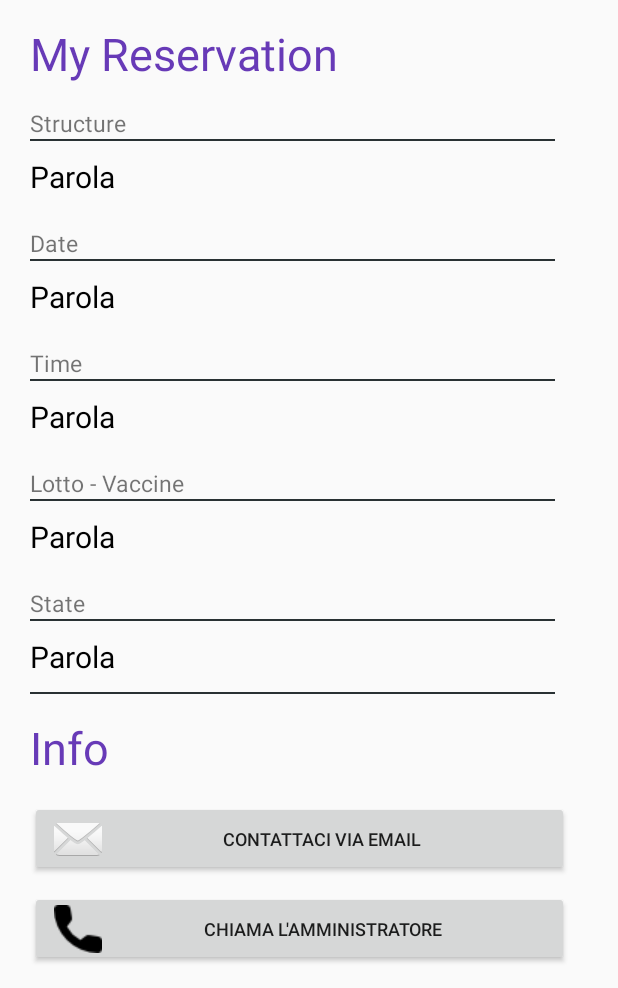
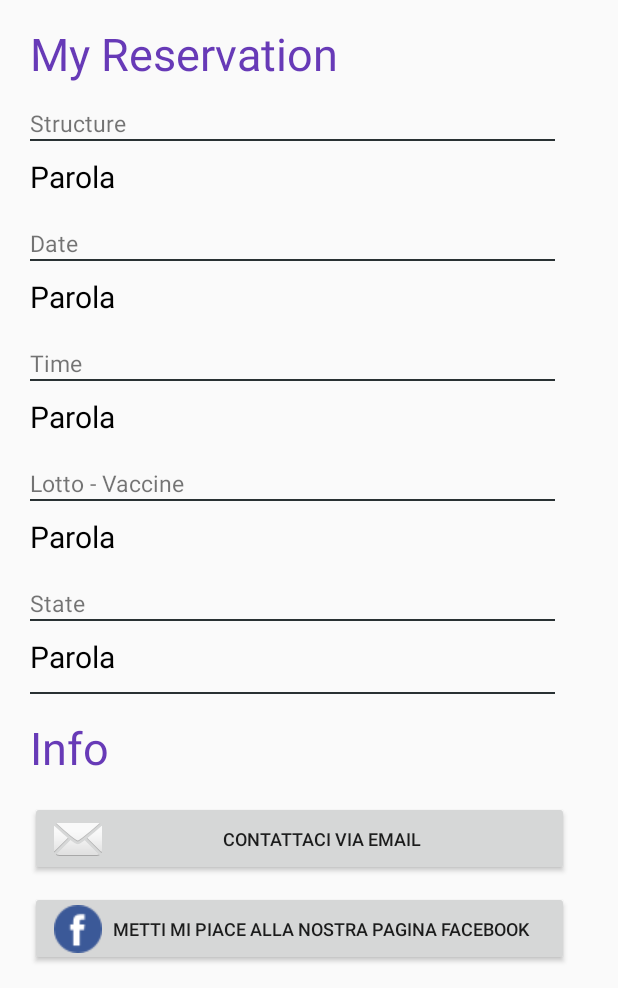
Before and after one commit to pacovalentino/progectSAD-App-Android, an Android app: the fragment HomeFragment shown on its own in the app's theme, after a tap on "CONTATTACI VIA EMAIL", on a phone screen of 412 x 824 dp, the part 248-1236 px from its top. Run offline under Robolectric (Android 15) with nearby library versions, the phone set to English and light mode, and no system bars; 2 statements that could not run were skipped.

Commit message:
+ update home page with widget

```diff
--- a/app/src/main/java/com/example/restdemo/LoginActivity.java
+++ b/app/src/main/java/com/example/restdemo/LoginActivity.java
@@ -165,7 +165,8 @@ public class LoginActivity extends AppCompatActivity {
                                                                     jsonObject2.getString("time"),
                                                                     jsonObject2.getString("batch_id"),
                                                                     jsonObject2.getString("name"),
-                                                                    jsonObject2.getString("state")
+                                                                    jsonObject2.getString("state"),
+                                                                    jsonObject2.getString("phone_number")
                                                             );
                                                             Log.e("reservation stru:", reservation.getStruttura());
 
--- a/app/src/main/java/com/example/restdemo/ui/home/HomeFragment.java
+++ b/app/src/main/java/com/example/restdemo/ui/home/HomeFragment.java
@@ -23,7 +23,7 @@ import response.Reservation;
 public class HomeFragment extends Fragment {
 
     TextView tV1, tV2,tV3,tV4,tV5,textView;
-    LinearLayout linearLayout;
+    LinearLayout linearLayout,linearLayoutinfo;
     Button b1,b2,b3,b4;
 
     public View onCreateView(@NonNull LayoutInflater inflater,
@@ -43,13 +43,15 @@ public class HomeFragment extends Fragment {
         b3=root.findViewById(R.id.bWeb);
         b4=root.findViewById(R.id.bFacebook);
         linearLayout=root.findViewById(R.id.idlayout);
+        linearLayoutinfo=root.findViewById(R.id.idlayoutbottoni);
 
         String a = (String) getActivity().getIntent().getSerializableExtra("var");
+        final Reservation reservation = (Reservation) getActivity().getIntent().getSerializableExtra("get_reservation_by_mail");
 
         Log.e("variabile a",a);
         if(a.equals("addio")) {
 
-            Reservation reservation = (Reservation) getActivity().getIntent().getSerializableExtra("get_reservation_by_mail");
+
             tV1.setText(reservation.getStruttura());
             tV2.setText(reservation.getData());
             tV3.setText(reservation.getTime());
@@ -65,13 +67,16 @@ public class HomeFragment extends Fragment {
             params.width=0;
             linearLayout.setLayoutParams(params);
             linearLayout.setVisibility(View.INVISIBLE);
+            linearLayoutinfo.setLayoutParams(params);
+            linearLayoutinfo.setVisibility(View.INVISIBLE);
+
         }
 
         b1.setOnClickListener(new View.OnClickListener() {
             @Override
             public void onClick(View v) {
-                Toast.makeText(getContext(), "Bottone Email", Toast.LENGTH_LONG).show();
-                //Codice
+                //Toast.makeText(getContext(), "Bottone Email", Toast.LENGTH_LONG).show();
+
                 Intent email= new Intent(Intent.ACTION_SENDTO);
                 email.setData(Uri.parse("mailto:your.eamil@gmail.com"));
                 email.putExtra(Intent.EXTRA_SUBJECT, "Subject");
@@ -82,19 +87,23 @@ public class HomeFragment extends Fragment {
         b2.setOnClickListener(new View.OnClickListener() {
             @Override
             public void onClick(View v) {
-                Toast.makeText(getContext(), "Bottone Call", Toast.LENGTH_LONG).show();
-                //Codice
+                //Toast.makeText(getContext(), "Bottone Call", Toast.LENGTH_LONG).show();
+
+                String tel="tel:"+reservation.getTel();
+                if(tel.length()<5){
+                    tel="tel:0";
+                }
                 Intent intent = new Intent(Intent.ACTION_DIAL);
-                intent.setData(Uri.parse("tel:0123456789"));
+                intent.setData(Uri.parse(tel));
                 startActivity(intent);
             }
         });
         b3.setOnClickListener(new View.OnClickListener() {
             @Override
             public void onClick(View v) {
-                Toast.makeText(getContext(), "Bottone Web", Toast.LENGTH_LONG).show();
-                //Codice
-                Intent browserIntent = new Intent(Intent.ACTION_VIEW, Uri.parse("http://www.google.com"));
+                String web="https://www.google.it/search?q=";
+                //Toast.makeText(getContext(), "Bottone Web", Toast.LENGTH_LONG).show();
+                Intent browserIntent = new Intent(Intent.ACTION_VIEW, Uri.parse(web+reservation.getStruttura()));
                 startActivity(browserIntent);
             }
         });
@@ -103,8 +112,8 @@ public class HomeFragment extends Fragment {
         b4.setOnClickListener(new View.OnClickListener() {
             @Override
             public void onClick(View v) {
-                Toast.makeText(getContext(), "Bottone Facebook", Toast.LENGTH_LONG).show();
-                //Codice
+                //Toast.makeText(getContext(), "Bottone Facebook", Toast.LENGTH_LONG).show();
+
                 Intent browserIntent = new Intent(Intent.ACTION_VIEW, Uri.parse("http://www.facebook.com"));
                 startActivity(browserIntent);
             }
--- a/app/src/main/res/layout/fragment_home.xml
+++ b/app/src/main/res/layout/fragment_home.xml
@@ -259,31 +259,9 @@
                     android:text="Contattaci via email "
                     android:textSize="12sp" />
 
-                <View
-                    android:id="@+id/divvsssdsder"
-                    android:layout_width="match_parent"
-                    android:layout_height="10dp" />
 
-                <Button
-                    android:id="@+id/bCall"
-                    android:layout_width="359dp"
-                    android:layout_height="50dp"
-                    android:drawableLeft="@drawable/icon_call"
-                    android:padding="16dp"
-                    android:text="Chiama l'amministratore"
-                    android:textSize="12sp" />
-                <View
-                    android:id="@+id/divvssasavvisdsder"
-                    android:layout_width="match_parent"
-                    android:layout_height="10dp" />
-                <Button
-                    android:id="@+id/bWeb"
-                    android:layout_width="359dp"
-                    android:layout_height="50dp"
-                    android:drawableLeft="@drawable/icon_web"
-                    android:padding="16dp"
-                    android:text="Visita il nostro sito web "
-                    android:textSize="12sp" />
+
+
                 <View
                     android:id="@+id/divvvfdfdvisdsder"
                     android:layout_width="match_parent"
@@ -297,6 +275,41 @@
                     android:text="Metti mi piace alla nostra pagina facebook "
                     android:textSize="12sp" />
 
+                <!-- Da aggiungere i nuovi botti per le info (servizio clienti e sito web nostro)-->
+                <LinearLayout
+                    android:id="@+id/idlayoutbottoni"
+                    android:layout_width="match_parent"
+                    android:layout_height="500dp"
+                    android:orientation="vertical">
+
+                    <View
+                        android:id="@+id/divvssasavvisdsder"
+                        android:layout_width="match_parent"
+                        android:layout_height="10dp" />
+                    <Button
+                        android:id="@+id/bWeb"
+                        android:layout_width="359dp"
+                        android:layout_height="50dp"
+                        android:drawableLeft="@drawable/icon_web"
+                        android:padding="16dp"
+                        android:text="Visita il sito web della struttura"
+                        android:textSize="12sp" />
+
+                    <View
+                        android:id="@+id/divvsssdsder"
+                        android:layout_width="match_parent"
+                        android:layout_height="10dp" />
+
+                    <Button
+                        android:id="@+id/bCall"
+                        android:layout_width="359dp"
+                        android:layout_height="50dp"
+                        android:drawableLeft="@drawable/icon_call"
+                        android:padding="16dp"
+                        android:text="Chiama Struttura"
+                        android:textSize="12sp" />
+                </LinearLayout>
+
 
 
 
```
Also changed, not shown: app/src/main/java/response/Reservation.java (+12 -1 lines).
